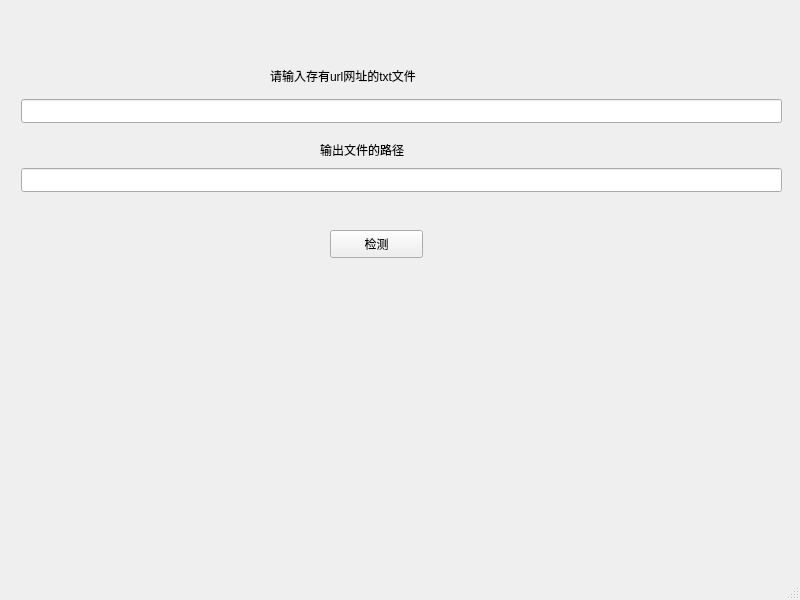
Before: the Qt Designer form pythonGUI/Scanbak.ui in ShiWenber/tools-box, drawn with Qt 5.
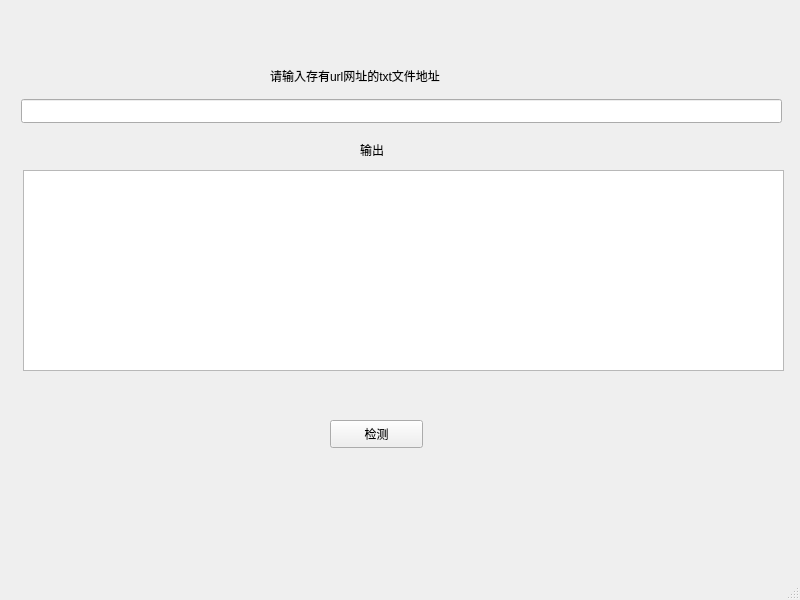
After: the same form once the commit is applied.

The edit to the form file:
```diff
--- a/pythonGUI/Scanbak.ui
+++ b/pythonGUI/Scanbak.ui
@@ -34,14 +34,14 @@
      </rect>
     </property>
     <property name="text">
-     <string>请输入存有url网址的txt文件</string>
+     <string>请输入存有url网址的txt文件地址</string>
     </property>
    </widget>
    <widget class="QPushButton" name="pushButton">
     <property name="geometry">
      <rect>
       <x>330</x>
-      <y>230</y>
+      <y>420</y>
       <width>93</width>
       <height>28</height>
      </rect>
@@ -50,30 +50,27 @@
      <string>检测</string>
     </property>
    </widget>
-   <widget class="QLineEdit" name="lineEdit_out">
-    <property name="enabled">
-     <bool>true</bool>
-    </property>
-    <property name="geometry">
-     <rect>
-      <x>21</x>
-      <y>168</y>
-      <width>761</width>
-      <height>24</height>
-     </rect>
-    </property>
-   </widget>
    <widget class="QLabel" name="label_2">
     <property name="geometry">
      <rect>
-      <x>320</x>
+      <x>360</x>
       <y>140</y>
-      <width>151</width>
+      <width>41</width>
       <height>20</height>
      </rect>
     </property>
     <property name="text">
-     <string>输出文件的路径</string>
+     <string>输出</string>
+    </property>
+   </widget>
+   <widget class="QTextEdit" name="textEdit">
+    <property name="geometry">
+     <rect>
+      <x>23</x>
+      <y>170</y>
+      <width>761</width>
+      <height>201</height>
+     </rect>
     </property>
    </widget>
   </widget>
```
